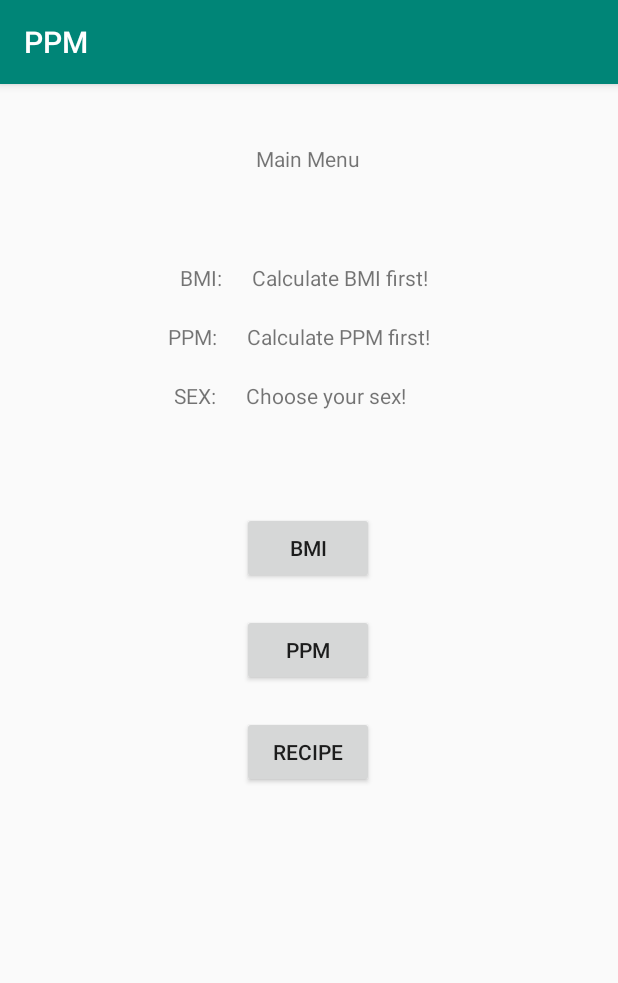
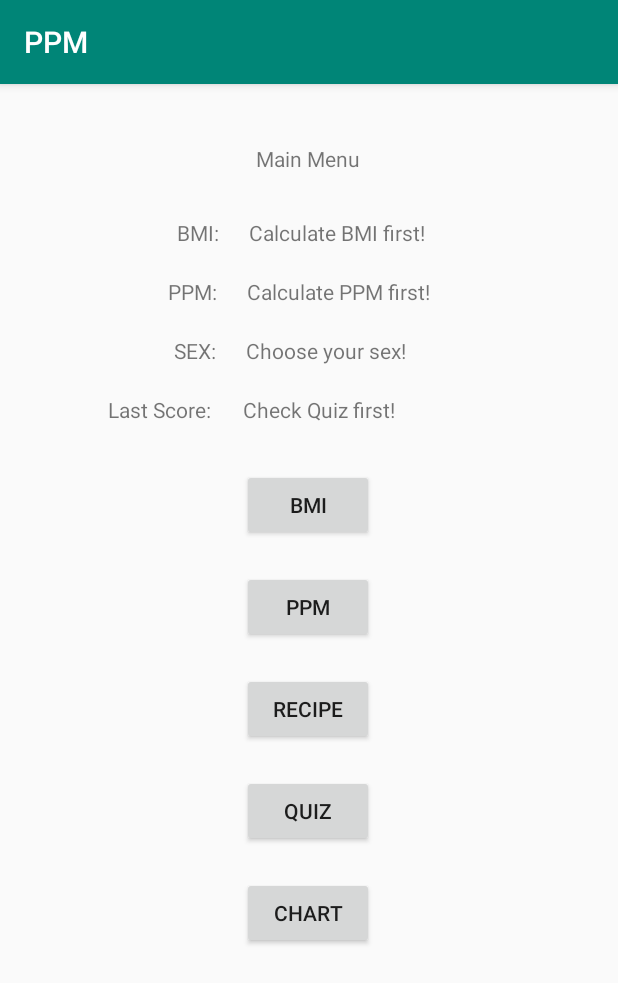
Before and after one commit to ravczar/PAMO, an Android app: the screen it shows after launch (MainActivity), on a phone screen of 412 x 824 dp. Shown: the top 983 px of the screen. Run offline under Robolectric (Android 15) with nearby library versions, the phone set to English and light mode, and no system bars.

Commit message:
Add buttins to work with task number 3, fix recipe getting method

```diff
--- a/PPM/app/src/main/java/com/pjatk/s16281/BMI.java
+++ b/PPM/app/src/main/java/com/pjatk/s16281/BMI.java
@@ -5,6 +5,7 @@ import androidx.appcompat.app.AppCompatActivity;
 import android.app.Activity;
 import android.content.Intent;
 import android.os.Bundle;
+import android.util.Log;
 import android.view.View;
 import android.widget.Button;
 import android.widget.EditText;
@@ -62,7 +63,6 @@ public class BMI extends AppCompatActivity {
     public void calculateBmi(){
         String inputWeightTxt = weight.getText().toString();
         String inputHeightTxt = height.getText().toString();
-
         weight_entered = inputWeightTxt.isEmpty() ? 0 : Double.parseDouble(inputWeightTxt);
         height_entered = inputHeightTxt.isEmpty() ? 0 : Double.parseDouble(inputHeightTxt);
 
@@ -74,7 +74,9 @@ public class BMI extends AppCompatActivity {
 
         }
         catch (ArithmeticException ex){
-            error = ex;
+            ///TODO
+            // Check it our
+            Log.e("BMI counting error:", ex.getMessage());
         }
 
         if (height_entered == 0){
--- a/PPM/app/src/main/java/com/pjatk/s16281/model/RecipeItem.java
+++ b/PPM/app/src/main/java/com/pjatk/s16281/model/RecipeItem.java
@@ -20,6 +20,10 @@ public class RecipeItem {
     private double amount_6;
 
     private String photoLink;
+
+    public RecipeItem(){
+
+    }
 
     public RecipeItem(String name, String desc, double calories){
         this.title = title;
--- a/PPM/app/src/main/res/layout/activity_main.xml
+++ b/PPM/app/src/main/res/layout/activity_main.xml
@@ -21,12 +21,12 @@
         android:id="@+id/button_bmi"
         android:layout_width="wrap_content"
         android:layout_height="wrap_content"
-        android:layout_marginTop="68dp"
+        android:layout_marginTop="30dp"
         android:text="BMI"
         app:layout_constraintEnd_toEndOf="parent"
         app:layout_constraintHorizontal_bias="0.498"
         app:layout_constraintStart_toStartOf="parent"
-        app:layout_constraintTop_toBottomOf="@+id/sex_text" />
+        app:layout_constraintTop_toBottomOf="@+id/score_text" />
 
     <Button
         android:id="@+id/button_ppm"
@@ -45,19 +45,17 @@
         android:layout_height="wrap_content"
         android:layout_marginTop="20dp"
         android:text="RECIPE"
-        app:layout_constraintBottom_toBottomOf="parent"
         app:layout_constraintEnd_toEndOf="parent"
         app:layout_constraintHorizontal_bias="0.498"
         app:layout_constraintStart_toStartOf="parent"
-        app:layout_constraintTop_toBottomOf="@+id/button_ppm"
-        app:layout_constraintVertical_bias="0.0" />
+        app:layout_constraintTop_toBottomOf="@+id/button_ppm" />
 
     <TextView
         android:id="@+id/bmi_text"
         android:layout_width="wrap_content"
         android:layout_height="wrap_content"
-        android:layout_marginStart="120dp"
-        android:layout_marginTop="60dp"
+        android:layout_marginStart="118dp"
+        android:layout_marginTop="30dp"
         android:text="BMI:"
         app:layout_constraintStart_toStartOf="parent"
         app:layout_constraintTop_toBottomOf="@+id/main_menu_title" />
@@ -77,7 +75,7 @@
         android:layout_width="wrap_content"
         android:layout_height="wrap_content"
         android:layout_marginStart="20dp"
-        android:layout_marginTop="60dp"
+        android:layout_marginTop="30dp"
         android:text="Calculate BMI first!"
         app:layout_constraintEnd_toEndOf="parent"
         app:layout_constraintHorizontal_bias="0.0"
@@ -119,4 +117,50 @@
         app:layout_constraintStart_toEndOf="@+id/sex_text"
         app:layout_constraintTop_toBottomOf="@+id/ppm_view" />
 
+    <Button
+        android:id="@+id/button_quiz"
+        android:layout_width="wrap_content"
+        android:layout_height="wrap_content"
+        android:layout_marginTop="20dp"
+        android:text="QUIZ"
+        app:layout_constraintEnd_toEndOf="parent"
+        app:layout_constraintHorizontal_bias="0.498"
+        app:layout_constraintStart_toStartOf="parent"
+        app:layout_constraintTop_toBottomOf="@+id/button_recipe" />
+
+    <Button
+        android:id="@+id/button_chart"
+        android:layout_width="wrap_content"
+        android:layout_height="wrap_content"
+        android:layout_marginTop="20dp"
+        android:text="Chart"
+        app:layout_constraintBottom_toBottomOf="parent"
+        app:layout_constraintEnd_toEndOf="parent"
+        app:layout_constraintHorizontal_bias="0.498"
+        app:layout_constraintStart_toStartOf="parent"
+        app:layout_constraintTop_toBottomOf="@+id/button_quiz"
+        app:layout_constraintVertical_bias="0.0" />
+
+    <TextView
+        android:id="@+id/score_text"
+        android:layout_width="wrap_content"
+        android:layout_height="wrap_content"
+        android:layout_marginStart="72dp"
+        android:layout_marginTop="20dp"
+        android:text="Last Score:"
+        app:layout_constraintStart_toStartOf="parent"
+        app:layout_constraintTop_toBottomOf="@+id/sex_text" />
+
+    <TextView
+        android:id="@+id/quiz_view"
+        android:layout_width="wrap_content"
+        android:layout_height="wrap_content"
+        android:layout_marginStart="20dp"
+        android:layout_marginTop="20dp"
+        android:text="Check Quiz first!"
+        app:layout_constraintEnd_toEndOf="parent"
+        app:layout_constraintHorizontal_bias="0.01"
+        app:layout_constraintStart_toEndOf="@+id/score_text"
+        app:layout_constraintTop_toBottomOf="@+id/sex_view" />
+
 </androidx.constraintlayout.widget.ConstraintLayout>
--- a/PPM/app/src/main/res/layout/bmi.xml
+++ b/PPM/app/src/main/res/layout/bmi.xml
@@ -44,8 +44,8 @@
 
     <EditText
         android:id="@+id/weight"
-        android:layout_width="215dp"
-        android:layout_height="40dp"
+        android:layout_width="wrap_content"
+        android:layout_height="wrap_content"
         android:layout_marginTop="30dp"
         android:ems="10"
         android:inputType="number"
--- a/PPM/build.gradle
+++ b/PPM/build.gradle
@@ -7,7 +7,7 @@ buildscript {
 
     }
     dependencies {
-        classpath 'com.android.tools.build:gradle:3.5.3'
+        classpath 'com.android.tools.build:gradle:3.6.1'
 
         // NOTE: Do not place your application dependencies here; they belong
         // in the individual module build.gradle files
```
Also changed, not shown: PPM/app/src/main/java/com/pjatk/s16281/MainActivity.java (+10 -7 lines), PPM/app/src/main/java/com/pjatk/s16281/model/RecipeDatabase.java (+56 -4 lines), PPM/gradle/wrapper/gradle-wrapper.properties.
